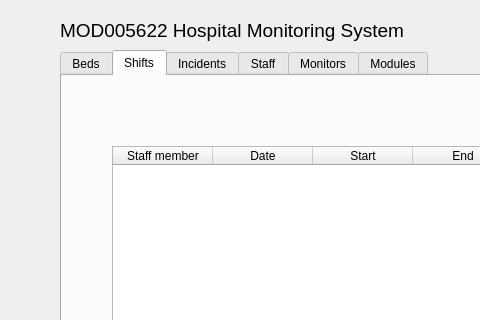
Old version of the form src/files/mainwindow.ui in the repository ZaxterB/Hospital; both pictures show x 0 to 480 and y 0 to 320 of the 955 by 600 pixel window.
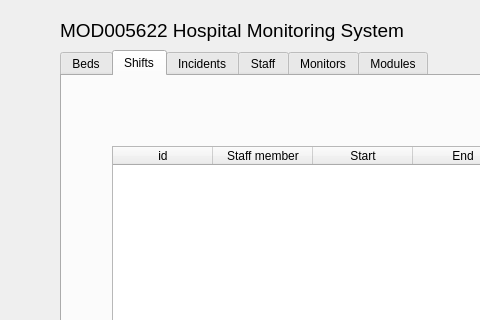
New version of the form. The open tabs and pages were chosen to show the change.

```diff
--- a/src/files/mainwindow.ui
+++ b/src/files/mainwindow.ui
@@ -102,16 +102,16 @@
       <property name="columnCount">
        <number>5</number>
       </property>
+      <column>
+       <property name="text">
+        <string>id</string>
+       </property>
+      </column>
       <column>
        <property name="text">
         <string>Staff member</string>
        </property>
       </column>
-      <column>
-       <property name="text">
-        <string>Date</string>
-       </property>
-      </column>
       <column>
        <property name="text">
         <string>Start</string>
```
Left out of the diff: 11 changed lines with no effect on the pictures.
